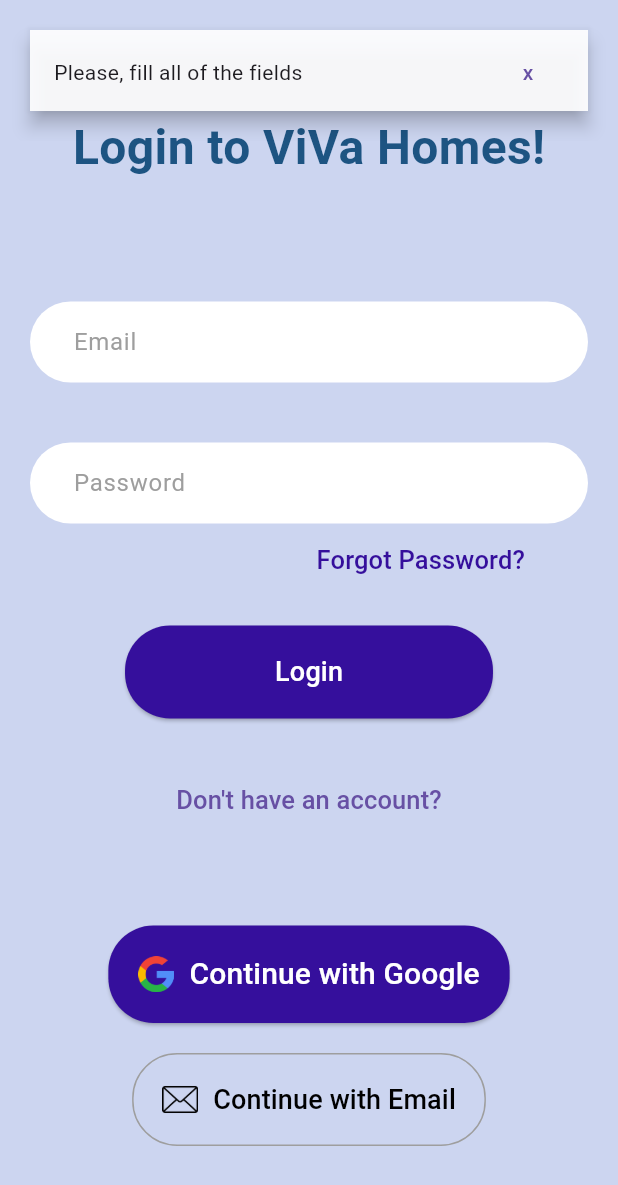
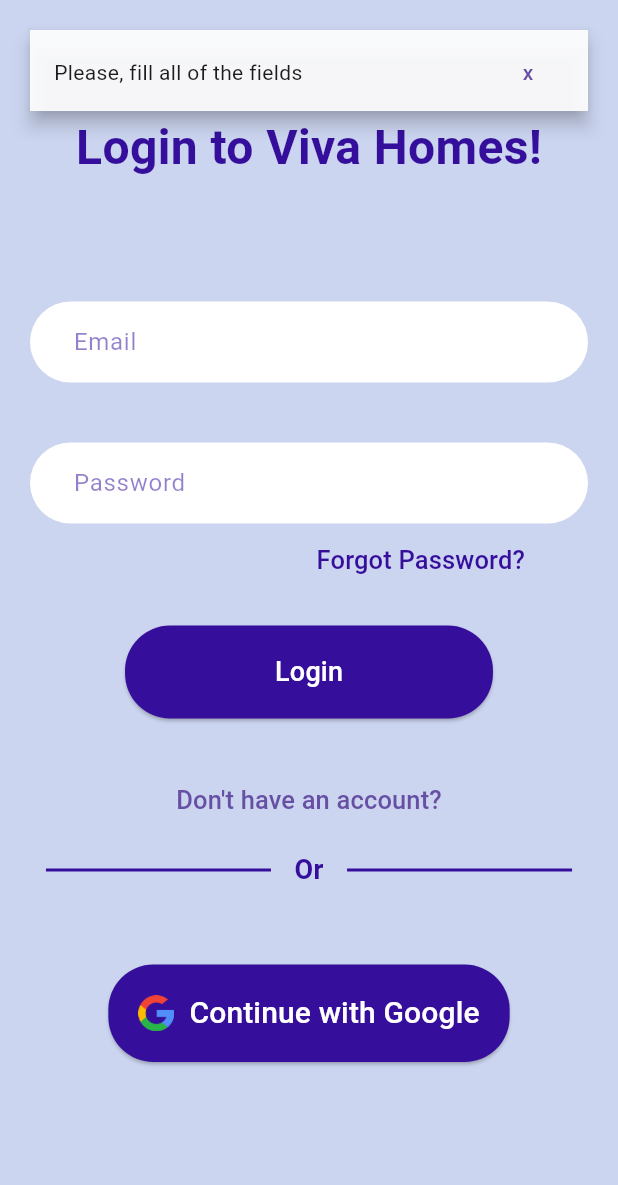
Before and after one commit to Uchiha8/Real_Estate, a Flutter app: the RegScene screen opened directly, after a tap on "Already have an account? Login", after a tap on "Login", on a phone screen of 412 x 824 dp. Shown: the top 1185 px of the screen. Run offline on Flutter 3.47's test engine with Material 3 defaults, Android fonts, the phone set to English and light mode, and no system bars; our stand-ins replace cached_network_image, firebase_auth, firebase_core, google_fonts, google_sign_in; accounts and stored records are empty; network calls fail.

Commit message:
cool things

```diff
--- a/lib/banner_info/CustMaterialBanner.dart
+++ b/lib/banner_info/CustMaterialBanner.dart
@@ -15,11 +15,11 @@
       elevation: 5,
       backgroundColor: Colors.white.withOpacity(0.9),
       surfaceTintColor: Colors.white,
-      margin: EdgeInsets.all(20),
+      margin: const EdgeInsets.all(20),
     ),
   );
 
-  Timer(Duration(seconds: 3), () {
+  Timer(const Duration(seconds: 3), () {
     ScaffoldMessenger.of(context).clearMaterialBanners();
   });
 }
--- a/lib/pages/home/home_page.dart
+++ b/lib/pages/home/home_page.dart
@@ -11,17 +11,17 @@
 import 'package:real_estate/pages/notifications/app_notifications_page.dart';
 
 class HomePage extends StatefulWidget {
-  final String? initialUsername;
+  final int? userId;
   final String? token;
 
-  HomePage({this.initialUsername, this.token});
+  HomePage({this.userId, this.token});
 
   @override
   _HomePageState createState() => _HomePageState();
 }
 
 class _HomePageState extends State<HomePage> {
-  late String _username;
+  late int _username;
   late double screenHeight;
   late String currentDate;
   late TextEditingController searchController;
@@ -32,7 +32,7 @@
   void initState() {
     super.initState();
     searchController = TextEditingController();
-    _username = widget.initialUsername ?? 'User';
+    _username = widget.userId ?? 3;
   }
 
   @override
@@ -42,7 +42,7 @@
     currentDate = DateFormat('MMMMEEEEd').format(DateTime.now());
   }
 
-  void updateUsername(String newUsername) {
+  void updateUsername(int newUsername) {
     setState(() {
       _username = newUsername;
     });
@@ -155,7 +155,7 @@
                             ),
                             SizedBox(height: 5),
                             Text(
-                              "Welcome, " + _username ,
+                              "Welcome, $_username",
                               style: TextStyle(
                                 fontSize: 24,
                                 color: Color(0xcc350f9c),
@@ -378,9 +378,9 @@
 }
 
 class bottombar extends StatefulWidget {
-  final String? initialUsername;
+  final int? userId;
   final String? token;
-  const bottombar({this.initialUsername, this.token});
+  const bottombar({required this.userId, required this.token});
 
 
 
@@ -390,19 +390,19 @@
 
 class _bottombarState extends State<bottombar> {
   List<Property> favouriteProperties=[];
-  late String _username;
+  late int _userId;
   int _currentIndex = 0;
   @override
   void initState() {
     super.initState();
 
-    _username = widget.initialUsername ?? 'User';
+    _userId = widget.userId ?? 0;
   }
   late List screens = [
-    HomePage(initialUsername:_username, token: widget.token),
+    HomePage(userId:_userId, token: widget.token),
     FavoritesPage(),
     const AppNotificationsPage(),
-    ProfilePage(fullName: _username)
+    ProfilePage(fullName: _userId)
   ];
   @override
   Widget build(BuildContext context) {
--- a/lib/pages/login/login.dart
+++ b/lib/pages/login/login.dart
@@ -1,3 +1,5 @@
+import 'dart:async';
+
 import 'package:flutter/material.dart';
 import 'package:real_estate/pages/home/home_page.dart';
 import 'package:real_estate/pages/signup/registration.dart';
@@ -51,6 +53,7 @@
   }
 
   void _login() {
+   String? token;
     String email = _emailController.text;
     String password = _passwordController.text;
     final Uri uri = Uri.parse('https://vivahomes.uz/v1/token/');
@@ -79,20 +82,35 @@
     http.post(uri, body: jsonEncode(data), headers: {'Content-Type': 'application/json'}).then((response) {
       if (response.statusCode == 200) {
         Map<String, dynamic> jsonResponse = jsonDecode(response.body);
-        String token = jsonResponse['access'];
+        token = jsonResponse['access'];
+        http.get(Uri.parse('https://vivahomes.uz/v1/user/'), headers: {'Authorization': 'Bearer $token'})
+            .then((getUserResponse) {
+          if (getUserResponse.statusCode == 200) {
+            Map<String,dynamic> data = jsonDecode(getUserResponse.body);
+            print(getUserResponse);
+            int userId = data['user_id'];
+            Navigator.pushAndRemoveUntil(
+              context,
+              MaterialPageRoute(builder: (context) => bottombar(userId: userId, token: token)),
+                  (route) => false,
+            );
+          } else {
+            // Handle error for the second HTTP request
+            print('Request failed with status: ${getUserResponse.statusCode}.');
+          }
+        });
         print("token received:$token");
-        Navigator.pushAndRemoveUntil(context, MaterialPageRoute(builder:(context)=> bottombar(initialUsername: 'bro', token: token)), (route) => false);
       } else {
-Future.delayed(Duration(seconds: 0), () {
-  Navigator.of(context).pop();
-});
+        Navigator.of(context).pop();
         if(response.statusCode == 400){
           showMaterialBanner(context, 'Wrong email or password', (){ScaffoldMessenger.of(context).clearMaterialBanners();}, 'x');
 }
-        print('Request failed with status: ${response.statusCode}.');
-        showMaterialBanner(context, 'Wrong email or password', (){ScaffoldMessenger.of(context).clearMaterialBanners();}, 'x');
       }
     });
+
+
+
+
  }}
 
 
@@ -117,11 +135,11 @@
 
                 const SizedBox(height: 60,),
                 const Text(
-                  'Login to ViVa Homes!',
+                  'Login to Viva Homes!',
                   style: TextStyle(
                     fontSize: 32,
                     fontWeight: FontWeight.bold,
-                    color:  Color(0xff1d5482),
+                    color:  Color(0xff350f9c),
                   ),
                 ),
                 SizedBox(height: 40),
@@ -134,7 +152,7 @@
                         controller: _emailController,
                         decoration: InputDecoration(
                           hintText: 'Email',
-                          hintStyle: const TextStyle(color: Colors.grey),
+                          hintStyle: const TextStyle(color: Color(0x88350f9c)),
                           filled: true,
                           fillColor: Colors.white,
                           border: OutlineInputBorder(
@@ -153,7 +171,7 @@
                         obscureText: true,
                         decoration: InputDecoration(
                           hintText: 'Password',
-                          hintStyle: const TextStyle(color: Colors.grey),
+                          hintStyle: const TextStyle(color: Color(0x88350f9c)),
                           filled: true,
                           fillColor: Colors.white,
                           border: OutlineInputBorder(
@@ -213,6 +231,19 @@
                   ),
                 ),
                 SizedBox(height: 10),
+                Row(mainAxisAlignment: MainAxisAlignment.spaceEvenly,
+                  children: [Container(width: 150,height: 2,color: Color(0xff350f9c),),
+                    const Text(
+                      'Or',
+                      style: TextStyle(
+                        fontSize: 18,
+                        fontWeight: FontWeight.bold,
+                        color: Color(0xff350f9c),
+                      ),
+                    ),
+                    Container(width: 150,height: 2,color: Color(0xff350f9c),)
+                  ],
+                ),
                 SizedBox(height: 50),
                 Align(
                   alignment: Alignment.center,
@@ -229,7 +260,9 @@
                               context,
                               MaterialPageRoute(
                                 builder: (context) => bottombar(
-                                  initialUsername: user?.displayName,
+                                  userId: 2,
+                                  token: user?.uid,
+
                                 ),
                               ), (route) => false,
                             );
@@ -263,36 +296,7 @@
                         ),
                       ),
                       SizedBox(height: 20), // Adjust spacing between buttons
-                      TextButton(
-                        onPressed: () {
-                          // Implement Email Sign-In functionality
-                        },
-                        style: TextButton.styleFrom(
-                          padding: EdgeInsets.symmetric(
-                              horizontal: 20, vertical: 18),
-                          shape: RoundedRectangleBorder(
-                            borderRadius: BorderRadius.circular(30),
-                            side: BorderSide(
-                                color:
-                                Colors.grey), // Add border for visibility
-                          ),
-                        ),
-                        child: Row(
-                          mainAxisSize: MainAxisSize.min,
-                          children: [
-                            Image.asset(
-                              'images/email.png',
-                              height: 24, // Adjust height as needed
-                            ),
-                            SizedBox(width: 10),
-                            Text(
-                              'Continue with Email',
-                              style: TextStyle(
-                                  fontSize: 18, color: Colors.black),
-                            ),
-                          ],
-                        ),
-                      ),
+
                     ],
                   ),
                 ),
--- a/lib/pages/profile/profile.dart
+++ b/lib/pages/profile/profile.dart
@@ -7,7 +7,7 @@
 import 'settings.dart';
 
 class ProfilePage extends StatelessWidget {
-  final String fullName;
+  final int fullName;
 
   const ProfilePage({Key? key, required this.fullName}) : super(key: key);
 
@@ -15,7 +15,7 @@
   Widget build(BuildContext context) {
     return Scaffold(
       appBar: AppBar(
-        title: Text(fullName),
+        title: Text(fullName.toString()),
         leading: GestureDetector(
           onTap: () {
             Navigator.pushNamed(context, '/edit_profile');
--- a/lib/pages/signup/registration.dart
+++ b/lib/pages/signup/registration.dart
@@ -68,11 +68,11 @@
     barrierDismissible: true,
     builder: (BuildContext context) {
       return const AlertDialog(
-        content: Row(
+        content: Row(crossAxisAlignment: CrossAxisAlignment.center,
           children: [
             CircularProgressIndicator(),
             SizedBox(width: 16),
-            Text('Loading...'),
+            Text('Loading...', style: TextStyle(color: Color(0xff350f9c)),),
           ],
         ),
       );
@@ -159,7 +159,7 @@
                         controller: _nameController,
                         decoration: InputDecoration(
                           hintText: 'Name',
-                          hintStyle: TextStyle(color: Colors.grey),
+                          hintStyle: TextStyle(color: Color(0x88350f9c)),
                           filled: true,
                           fillColor: Colors.white,
                           border: OutlineInputBorder(
@@ -177,7 +177,7 @@
                         keyboardType: TextInputType.emailAddress,
                         decoration: InputDecoration(
                           hintText: 'Email',
-                          hintStyle: TextStyle(color: Colors.grey),
+                          hintStyle: TextStyle(color: Color(0x88350f9c)),
                           filled: true,
                           fillColor: Colors.white,
                           border: OutlineInputBorder(
@@ -196,7 +196,7 @@
 
                         decoration: InputDecoration(
                           hintText: 'Password',
-                          hintStyle: TextStyle(color: Colors.grey),
+                          hintStyle: TextStyle(color: Color(0x88350f9c)),
                           filled: true,
                           fillColor: Colors.white,
                           border: OutlineInputBorder(
```
